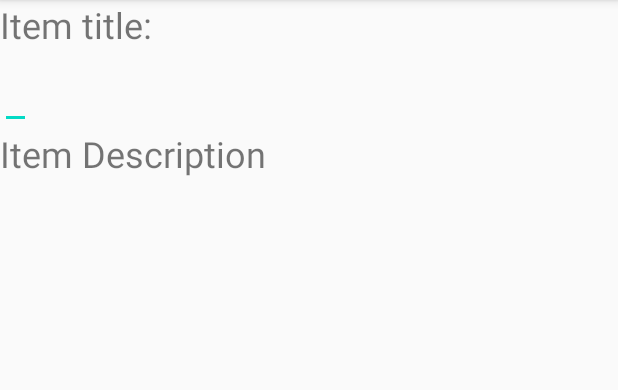
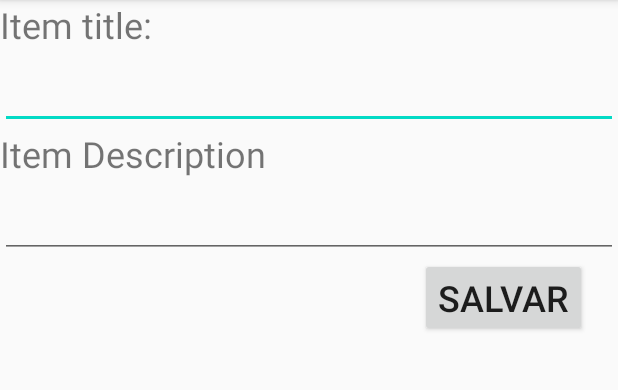
Before and after one commit to LiviaNakashima/What-Did-I-Learn, an Android app: the NewLearnedItem screen opened directly, with no data from a screen before it, on a phone screen of 412 x 824 dp, the part 84-474 px from its top. Run offline under Robolectric (Android 15) with nearby library versions, the phone set to English and light mode, and no system bars; our stand-ins replace Room's generated code.

Commit message:
Adicionando ViewModel da nova tela

```diff
--- a/app/src/main/java/br/com/wcc/whatdidilearn/view/NewLearnedItem.kt
+++ b/app/src/main/java/br/com/wcc/whatdidilearn/view/NewLearnedItem.kt
@@ -1,12 +1,43 @@
 package br.com.wcc.whatdidilearn.view
 
+import android.content.Intent
+import android.os.Bundle
 import androidx.appcompat.app.AppCompatActivity
-import android.os.Bundle
+import androidx.lifecycle.ViewModelProvider
 import br.com.wcc.whatdidilearn.R
+import br.com.wcc.whatdidilearn.data.DatabaseItems
+import br.com.wcc.whatdidilearn.databinding.ActivityMainBinding
+import br.com.wcc.whatdidilearn.databinding.ActivityNewLearnedItemBinding
+import br.com.wcc.whatdidilearn.viewmodel.NewLearnedItemViewModel
+import br.com.wcc.whatdidilearn.viewmodel.NewLearnedItemViewModelFactory
+import kotlinx.coroutines.CoroutineScope
+import kotlinx.coroutines.Dispatchers
 
 class NewLearnedItem : AppCompatActivity() {
     override fun onCreate(savedInstanceState: Bundle?) {
         super.onCreate(savedInstanceState)
         setContentView(R.layout.activity_new_learned_item)
+        val binding = ActivityNewLearnedItemBinding.inflate(layoutInflater)
+        setContentView(binding.root)
+
+        val database = DatabaseItems.getDatabase(this, CoroutineScope(Dispatchers.IO))
+        val dao = database.learnedItemDao()
+        val viewModelFactory = NewLearnedItemViewModelFactory(dao)
+        val viewModel = ViewModelProvider(this, viewModelFactory)
+            .get(NewLearnedItemViewModel::class.java)
+
+        binding.btSave.setOnClickListener {
+            val title = binding.etTextoItem.text.toString()
+            val description = binding.etDescription.text.toString()
+
+            viewModel.insertNewLearnedItem(title,description)
+
+            navigateToMainActivity()
+        }
+    }
+
+    private fun navigateToMainActivity(){
+        val intent = Intent(this, MainActivity::class.java)
+        startActivity(intent)
     }
 }
--- a/app/src/main/java/br/com/wcc/whatdidilearn/viewmodel/LearnedItemViewModel.kt
+++ b/app/src/main/java/br/com/wcc/whatdidilearn/viewmodel/LearnedItemViewModel.kt
@@ -5,7 +5,7 @@ import androidx.lifecycle.ViewModel
 import br.com.wcc.whatdidilearn.data.ItemLearnedDao
 import br.com.wcc.whatdidilearn.entities.ItemLearned
 
-class LearnedItemViewModel(private val dao: ItemLearnedDao): ViewModel(){
+class LearnedItemViewModel(private var dao: ItemLearnedDao): ViewModel(){
     val learnedItemsList: LiveData<List<ItemLearned>>
 
     init {
--- /dev/null
+++ b/app/src/main/java/br/com/wcc/whatdidilearn/viewmodel/NewLearnedItemViewModel.kt
@@ -0,0 +1,17 @@
+package br.com.wcc.whatdidilearn.viewmodel
+
+import androidx.lifecycle.ViewModel
+import androidx.lifecycle.viewModelScope
+import br.com.wcc.whatdidilearn.data.ItemLearnedDao
+import br.com.wcc.whatdidilearn.entities.ItemLearned
+import br.com.wcc.whatdidilearn.entities.Level
+import kotlinx.coroutines.launch
+
+class NewLearnedItemViewModel(private var dao: ItemLearnedDao): ViewModel() {
+    fun insertNewLearnedItem(itemTitle: String, itemDescription: String){
+        viewModelScope.launch {
+            val item = ItemLearned(itemTitle, itemDescription, Level.HIGH)
+            dao.insert(item)
+        }
+    }
+}
--- /dev/null
+++ b/app/src/main/java/br/com/wcc/whatdidilearn/viewmodel/NewLearnedItemViewModelFactory.kt
@@ -0,0 +1,14 @@
+package br.com.wcc.whatdidilearn.viewmodel
+
+import androidx.lifecycle.ViewModel
+import androidx.lifecycle.ViewModelProvider
+import br.com.wcc.whatdidilearn.data.ItemLearnedDao
+
+class NewLearnedItemViewModelFactory (private val dao: ItemLearnedDao): ViewModelProvider.Factory {
+    override fun <T : ViewModel?> create(modelClass: Class<T>): T {
+        if (modelClass.isAssignableFrom(NewLearnedItemViewModel::class.java)) {
+            return NewLearnedItemViewModel(dao) as T
+        }
+        throw IllegalArgumentException("Unknown ViewModel class")
+    }
+}
--- a/app/src/main/res/layout/activity_main.xml
+++ b/app/src/main/res/layout/activity_main.xml
@@ -18,12 +18,11 @@
         app:layoutManager="androidx.recyclerview.widget.LinearLayoutManager"/>
 
     <com.google.android.material.floatingactionbutton.FloatingActionButton
-        android:id="@+id/floatingActionButton"
+        android:id="@+id/fab"
         android:layout_width="wrap_content"
         android:layout_height="wrap_content"
         android:clickable="true"
         android:focusable="true"
-        android:onClick="irTelaNova"
         app:layout_constraintBottom_toBottomOf="parent"
         app:layout_constraintEnd_toEndOf="parent"
         app:layout_constraintHorizontal_bias="0.853"
--- a/app/src/main/res/layout/activity_new_learned_item.xml
+++ b/app/src/main/res/layout/activity_new_learned_item.xml
@@ -8,17 +8,17 @@
     tools:context=".view.NewLearnedItem">
 
     <TextView
+        android:id="@+id/tv_topo"
         android:layout_width="wrap_content"
         android:layout_height="wrap_content"
         android:text="Item title:"
-        android:textSize="24sp"
-        android:id="@+id/tv_topo"/>
+        android:textSize="24sp" />
 
     <EditText
-        android:layout_width="wrap_content"
+        android:id="@+id/et_textoItem"
+        android:layout_width="match_parent"
         android:layout_height="wrap_content"
-        android:textSize="24sp"
-        android:id="@+id/et_textoItem"/>
+        android:textSize="24sp" />
 
     <TextView
         android:layout_width="wrap_content"
@@ -26,4 +26,18 @@
         android:textSize="24sp"
         android:text="Item Description"
         android:id="@+id/tv_description"/>
+
+    <MultiAutoCompleteTextView
+        android:id="@+id/et_description"
+        android:layout_width="match_parent"
+        android:layout_height="wrap_content"
+        android:textSize="24sp" />
+
+    <Button
+        android:id="@+id/bt_save"
+        android:layout_width="wrap_content"
+        android:layout_height="wrap_content"
+        android:text="Salvar"
+        android:textSize="24sp"
+        android:layout_marginLeft="280dp"/>
 </LinearLayout>
```
Also changed, not shown: app/src/main/java/br/com/wcc/whatdidilearn/view/MainActivity.kt (+10 -5 lines).
